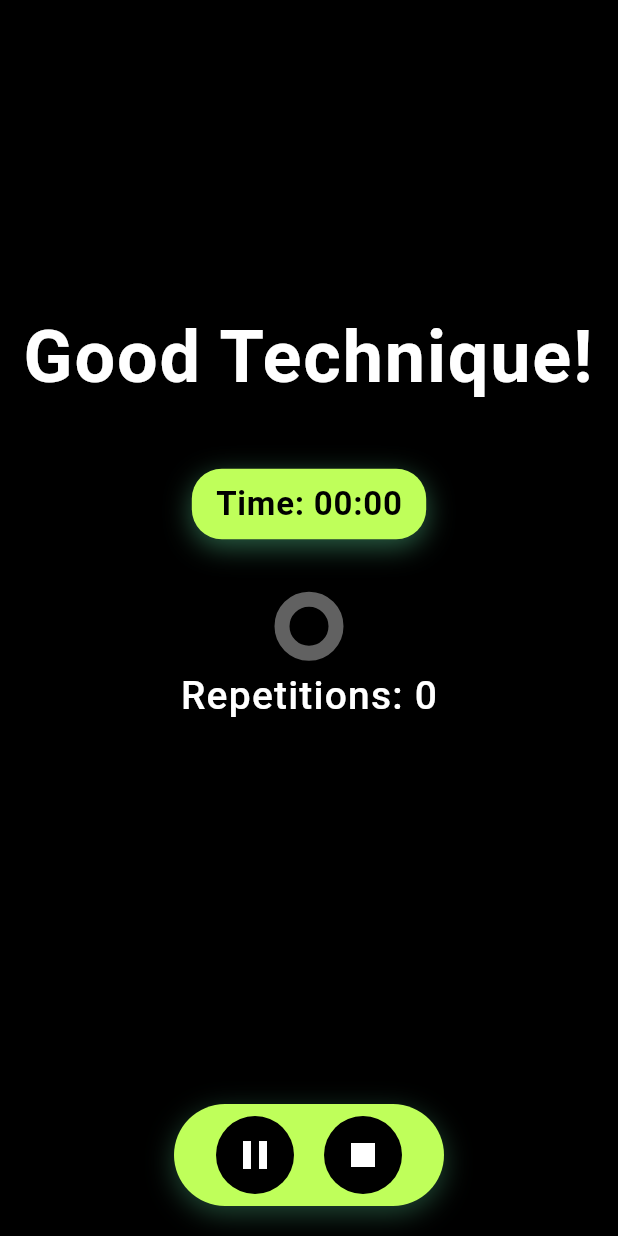
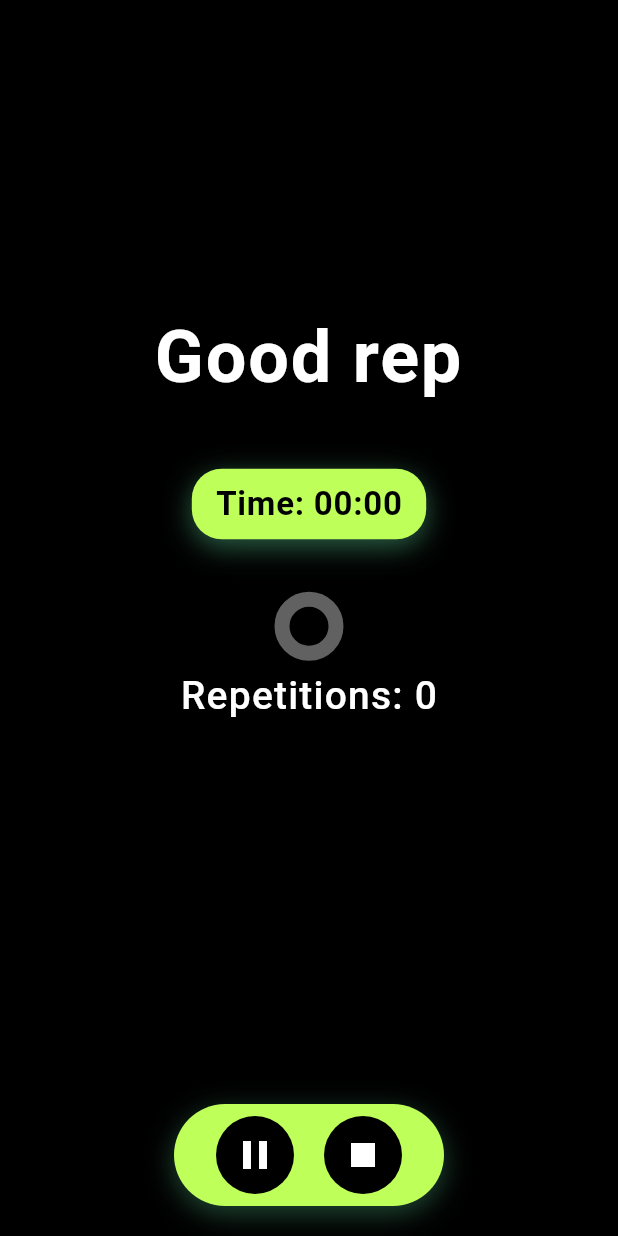
Before and after one commit to JamesMWaller/MobileAndUbiquitousComputing, a Flutter app: the ExercisePage screen opened directly, on a phone screen of 412 x 824 dp. Run offline on Flutter 3.47's test engine with Material 3 defaults, Android fonts, the phone set to English and light mode, and no system bars; our stand-ins replace curved_navigation_bar, fl_chart, flutter_blue_plus, image_picker, permission_handler.

Commit message:
Curl Page

```diff
--- a/flutter_ble/lib/NavToolBar/Items/exercise_controlling_page.dart
+++ b/flutter_ble/lib/NavToolBar/Items/exercise_controlling_page.dart
@@ -1,3 +1,5 @@
+import 'dart:math';
+
 import 'package:flutter/material.dart';
 import 'dart:async';
 
@@ -11,7 +13,8 @@ class _ExercisePageState extends State<ExercisePage> {
   final Stopwatch stopwatch = Stopwatch();
   Timer? timer;
   int repetitions = 0;
-  Color backgroundColor = Colors.black;
+
+  int arduinoVariable = 0;
 
   @override
   void initState() {
@@ -34,10 +37,39 @@ class _ExercisePageState extends State<ExercisePage> {
     return "${twoDigits(duration.inMinutes)}:${twoDigits(duration.inSeconds.remainder(60))}";
   }
 
+
+  String evaluateRep() {
+    Random random = Random();
+
+    int position = random.nextInt(3); // 0: bottom, 1: top, 2: undecided
+    int time = random.nextInt(5) + 1;
+    int stability = random.nextInt(3); // 0: unstable, 1: regular, 2: stable
+
+    print("Posición: $position, Tiempo: $time, Estabilidad: $stability");
+
+    if (time >= 3 && stability == 2) {
+      return "Good rep";
+    } else if (time >= 2 && stability >= 1) {
+      return "Regular rep";
+    } else {
+      return "Bad rep";
+    }
+  }
+
+  int rep(){
+    if(evaluateRep() == 'Good rep'){
+      return 2;
+    }else if(evaluateRep() == 'Regular rep'){
+      return 1;
+    }else{
+      return 0;
+    }
+  }
+
   @override
   Widget build(BuildContext context) {
     return Scaffold(
-      backgroundColor: backgroundColor,
+      backgroundColor: Colors.black,
       body: SafeArea(
         child: Column(
           mainAxisAlignment: MainAxisAlignment.spaceBetween,
@@ -50,7 +82,7 @@ class _ExercisePageState extends State<ExercisePage> {
                   crossAxisAlignment: CrossAxisAlignment.center,
                   children: [
                     Text(
-                      "Good Technique!",
+                      evaluateRep(),
                       style: TextStyle(
                         fontSize: 48,
                         fontWeight: FontWeight.bold,
```
Also changed, not shown: flutter_ble/pubspec.lock.
